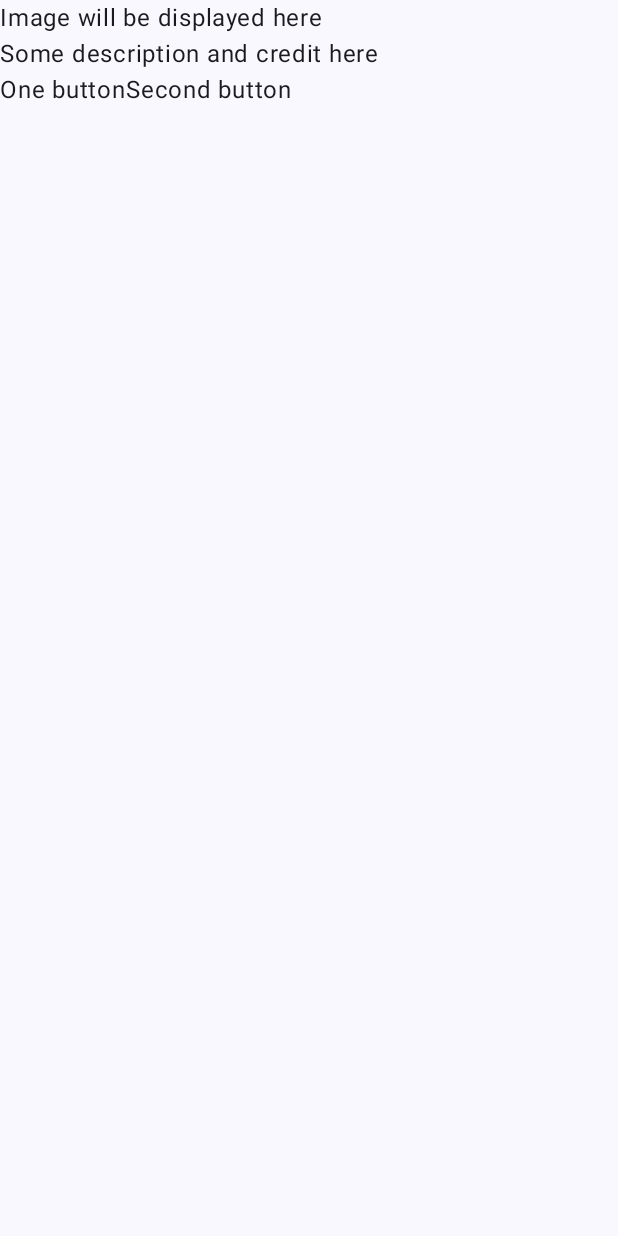
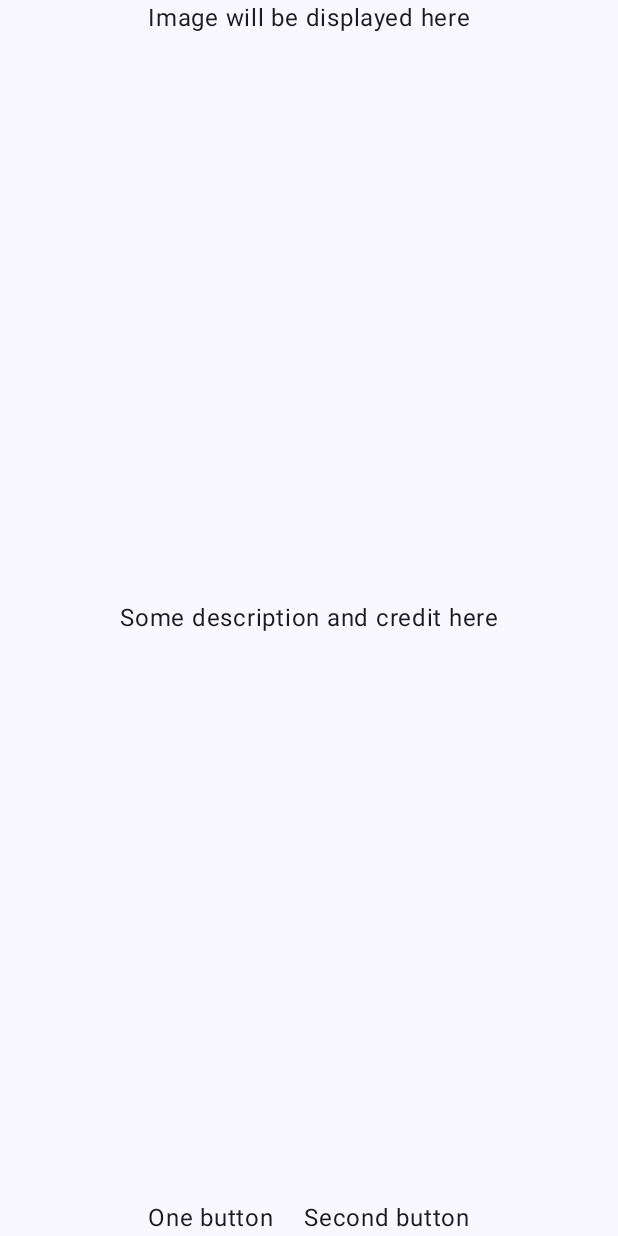
Before and after one commit to UsmanQT/kotlin-android-learn, an Android app built with Jetpack Compose: the screen it shows after launch (MainActivity), on a phone screen of 412 x 824 dp. Run offline under Robolectric (Android 15) with nearby library versions, the light colour scheme and no system bars.

Commit message:
defined better layout for each item

```diff
--- a/app/src/main/java/com/example/artspaceapp/MainActivity.kt
+++ b/app/src/main/java/com/example/artspaceapp/MainActivity.kt
@@ -3,15 +3,21 @@ package com.example.artspaceapp
 import android.os.Bundle
 import androidx.activity.ComponentActivity
 import androidx.activity.compose.setContent
+import androidx.compose.foundation.layout.Arrangement
 import androidx.compose.foundation.layout.Column
 import androidx.compose.foundation.layout.Row
+import androidx.compose.foundation.layout.Spacer
 import androidx.compose.foundation.layout.fillMaxSize
+import androidx.compose.foundation.layout.size
+import androidx.compose.foundation.layout.wrapContentSize
 import androidx.compose.material3.MaterialTheme
 import androidx.compose.material3.Surface
 import androidx.compose.material3.Text
 import androidx.compose.runtime.Composable
+import androidx.compose.ui.Alignment
 import androidx.compose.ui.Modifier
 import androidx.compose.ui.tooling.preview.Preview
+import androidx.compose.ui.unit.dp
 import com.example.artspaceapp.ui.theme.ArtSpaceAppTheme
 
 class MainActivity : ComponentActivity() {
@@ -33,7 +39,13 @@ class MainActivity : ComponentActivity() {
 
 @Composable
 fun ArtSpaceLayout(modifier: Modifier = Modifier) {
-    Column {
+    Column (
+        verticalArrangement = Arrangement.SpaceBetween,
+        horizontalAlignment = Alignment.CenterHorizontally,
+        modifier = modifier
+            .fillMaxSize()
+
+    ) {
         Text(
             text = "Image will be displayed here",
             modifier = modifier
@@ -42,11 +54,14 @@ fun ArtSpaceLayout(modifier: Modifier = Modifier) {
             text = "Some description and credit here",
             modifier = modifier
         )
-        Row {
+        Row (
+            horizontalArrangement = Arrangement.SpaceBetween
+        ){
             Text(
                 text = "One button",
                 modifier = modifier
             )
+            Spacer(modifier = modifier.size(20.dp))
             Text(
                 text = "Second button",
                 modifier = modifier
```
